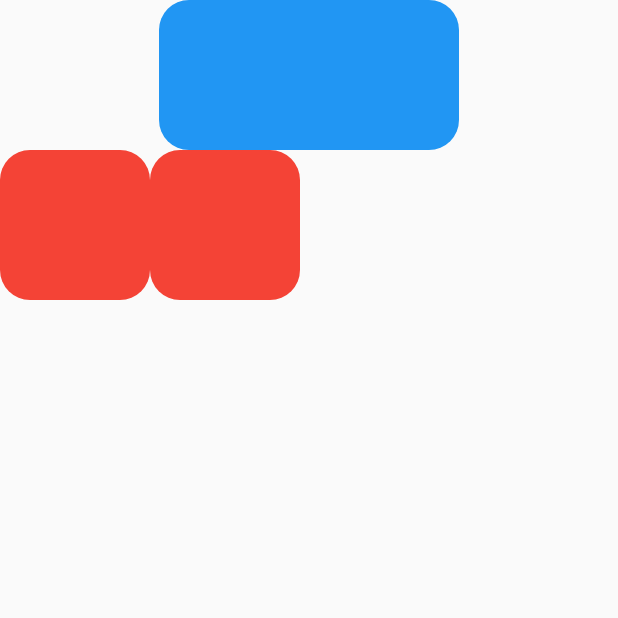
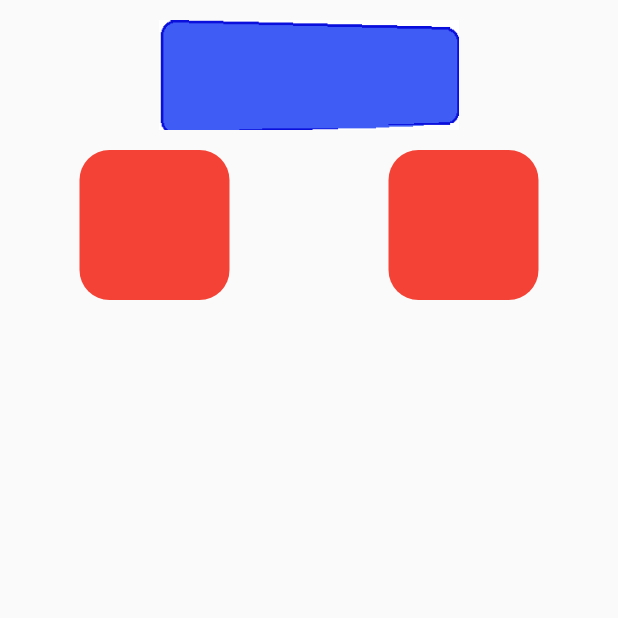
Before and after one commit to Deepak16080/prank_caller, a Flutter app: the screen it shows after launch, on a phone screen of 412 x 824 dp, the top half of it. Run offline on Flutter 3.47's test engine with Material 2 defaults, Android fonts, the phone set to English and light mode, and no system bars; our stand-ins replace file_picker, flutter_contacts, flutter_screenutil, google_fonts, just_audio; missing offline and left inert: flutter_picker.

Commit message:
minor chages

```diff
--- a/lib/components/homepage_ui.dart
+++ b/lib/components/homepage_ui.dart
@@ -17,12 +17,14 @@ class _HomepageUiState extends State<HomepageUi> {
           height: 100,
           width: 200,
           decoration: BoxDecoration(
-            color: Colors.blue,
             borderRadius: BorderRadius.circular(20),
           ),
           alignment: Alignment.center,
+          child: Image.asset('assets/images/Timer.png', fit: BoxFit.cover),
         ),
-        Row(
+        Center(
+          child: Row(
+            mainAxisAlignment: MainAxisAlignment.spaceAround,
             children: [
               Container(
                 height: 100,
@@ -35,7 +37,7 @@ class _HomepageUiState extends State<HomepageUi> {
               ),
               Container(
                 height: 100,
-              width: 100,
+                width: 100, // 200
                 decoration: BoxDecoration(
                   color: Colors.red,
                   borderRadius: BorderRadius.circular(20),
@@ -43,7 +45,8 @@ class _HomepageUiState extends State<HomepageUi> {
                 alignment: Alignment.center,
               ),
             ],
-        )
+          ),
+        ),
       ],
     ));
   }
--- a/pubspec.yaml
+++ b/pubspec.yaml
@@ -74,7 +74,7 @@ flutter:
   # To add assets to your application, add an assets section, like this:
   assets:
     - assets/Profile/
-  #   - images/a_dot_ham.jpeg
+    - assets/images/
 
   # An image asset can refer to one or more resolution-specific "variants", see
   # https://flutter.dev/assets-and-images/#resolution-aware
```
Also changed, not shown: assets/images/Timer.png (added). Lines whose indentation alone changed are shown as unchanged.
